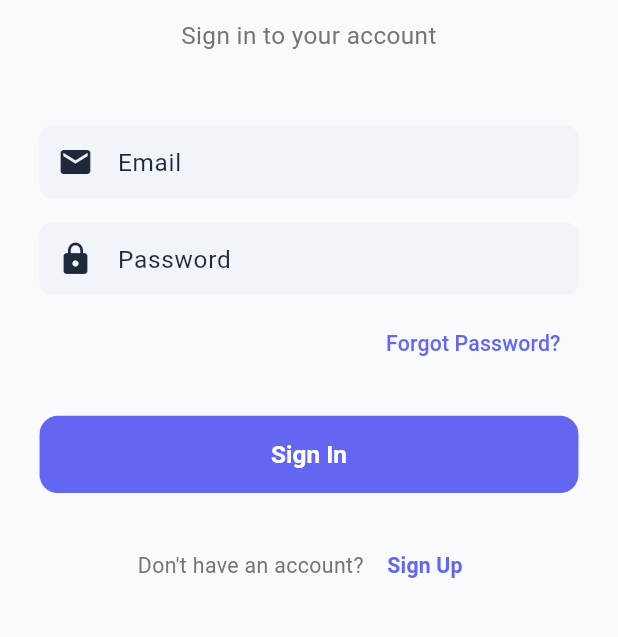
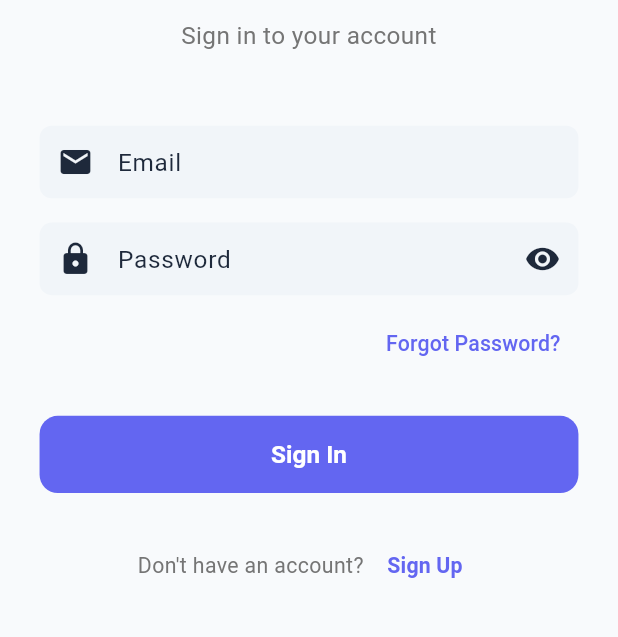
Before and after one commit to ahmadhabibshovo/work_manager, a Flutter app: the screen it shows after launch, on a phone screen of 412 x 824 dp, the part 200-837 px from its top. Run offline on Flutter 3.47's test engine with Material 3 defaults, Android fonts, the phone set to English and light mode, and no system bars; our stand-ins replace cloud_firestore, connectivity_plus, firebase_auth, firebase_core, flutter_screenutil, hive and 3 more; accounts and stored records are empty.

Commit message:
feat: Implement authentication wrapper to manage user login state and navigation

```diff
--- a/lib/features/auth/presentation/screens/login_screen.dart
+++ b/lib/features/auth/presentation/screens/login_screen.dart
@@ -18,6 +18,7 @@ class _LoginScreenState extends State<LoginScreen> {
 
   bool _isLoading = false;
   String? _errorMessage;
+  bool _isPasswordVisible = false;
 
   @override
   void dispose() {
@@ -131,11 +132,21 @@ class _LoginScreenState extends State<LoginScreen> {
                 // Password Field
                 TextFormField(
                   controller: _passwordController,
-                  obscureText: true,
+                  obscureText: !_isPasswordVisible,
                   decoration: InputDecoration(
                     labelText: 'Password',
                     hintText: 'Enter your password',
                     prefixIcon: const Icon(Icons.lock),
+                    suffixIcon: IconButton(
+                      icon: Icon(
+                        _isPasswordVisible ? Icons.visibility_off : Icons.visibility,
+                      ),
+                      onPressed: () {
+                        setState(() {
+                          _isPasswordVisible = !_isPasswordVisible;
+                        });
+                      },
+                    ),
                     border: OutlineInputBorder(
                       borderRadius: BorderRadius.circular(12.r),
                     ),
--- a/lib/main.dart
+++ b/lib/main.dart
@@ -6,7 +6,9 @@ import 'core/services/service_locator.dart';
 import 'core/services/sync_service.dart';
 import 'core/theme/app_theme.dart';
 import 'core/navigation/app_router.dart';
+import 'core/widgets/home_page.dart';
 import 'features/settings/data/models/user_preferences.dart';
+import 'features/auth/presentation/screens/login_screen.dart';
 import 'features/auth/data/repositories/auth_service.dart';
 
 void main() async {
@@ -17,6 +19,47 @@ void main() async {
   await ServiceLocator.initialize();
   await SyncService().initialize();
   runApp(PriorityManagerApp(key: PriorityManagerApp._appKey));
+}
+
+class AuthWrapper extends StatelessWidget {
+  const AuthWrapper({super.key});
+
+  @override
+  Widget build(BuildContext context) {
+    return StreamBuilder(
+      stream: AuthService().authStateChanges,
+      builder: (context, snapshot) {
+        // Show loading screen while determining auth state
+        if (snapshot.connectionState == ConnectionState.waiting) {
+          return Scaffold(
+            body: Center(
+              child: Column(
+                mainAxisAlignment: MainAxisAlignment.center,
+                children: [
+                  CircularProgressIndicator(),
+                  SizedBox(height: 16.h),
+                  Text(
+                    'Loading...',
+                    style: TextStyle(fontSize: 16.sp),
+                  ),
+                ],
+              ),
+            ),
+          );
+        }
+
+        // Check if user is authenticated
+        final isAuthenticated = snapshot.hasData && snapshot.data != null;
+
+        // Navigate to appropriate screen
+        if (isAuthenticated) {
+          return const HomePage();
+        } else {
+          return const LoginScreen();
+        }
+      },
+    );
+  }
 }
 
 class PriorityManagerApp extends StatefulWidget {
@@ -75,23 +118,16 @@ class _PriorityManagerAppState extends State<PriorityManagerApp> {
       minTextAdapt: true,
       splitScreenMode: true,
       builder: (context, child) {
-        return StreamBuilder(
-          stream: AuthService().authStateChanges,
-          builder: (context, snapshot) {
-            final isAuthenticated = snapshot.hasData && snapshot.data != null;
-
         return MaterialApp(
           title: 'Priority Manager',
           theme: AppTheme.lightTheme,
           darkTheme: AppTheme.darkTheme,
           themeMode: _themeMode,
-              initialRoute: isAuthenticated ? '/' : '/login',
+          home: AuthWrapper(),
           onGenerateRoute: AppRouter.generateRoute,
           debugShowCheckedModeBanner: false,
         );
       },
     );
-      },
-    );
   }
 }
```
Lines whose indentation alone changed are shown as unchanged.
